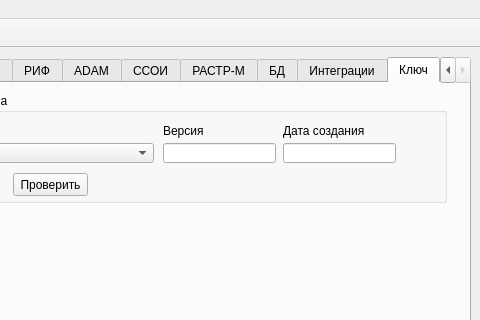
Before: the Qt Designer form m_cfg/MainWindowCFG.ui in xXRadioHeadXx/start7, drawn with Qt 5; both pictures show x 532 to 1012 and y 0 to 320 of the 1012 by 608 pixel window.
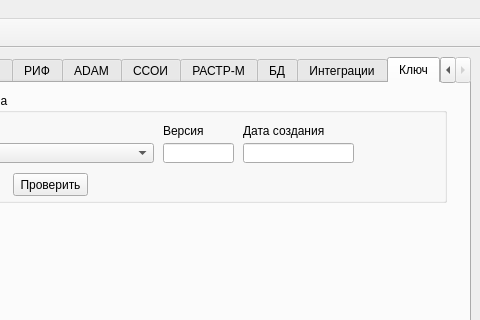
After: the same form once the commit is applied. Icons and pictures are not drawn.

Diff of the .ui file:
```diff
--- a/m_cfg/MainWindowCFG.ui
+++ b/m_cfg/MainWindowCFG.ui
@@ -3019,7 +3019,7 @@
            <rect>
             <x>280</x>
             <y>50</y>
-            <width>113</width>
+            <width>71</width>
             <height>20</height>
            </rect>
           </property>
@@ -3027,12 +3027,15 @@
          <widget class="QLineEdit" name="AdmAud_DateTime_lineEdit">
           <property name="geometry">
            <rect>
-            <x>400</x>
+            <x>360</x>
             <y>50</y>
-            <width>113</width>
+            <width>111</width>
             <height>20</height>
            </rect>
           </property>
+          <property name="text">
+           <string/>
+          </property>
          </widget>
          <widget class="QLabel" name="label_17">
           <property name="geometry">
@@ -3050,7 +3053,7 @@
          <widget class="QLabel" name="label_20">
           <property name="geometry">
            <rect>
-            <x>400</x>
+            <x>360</x>
             <y>30</y>
             <width>101</width>
             <height>16</height>
```
Left out of the diff: 2 changed lines with no effect on the pictures.
